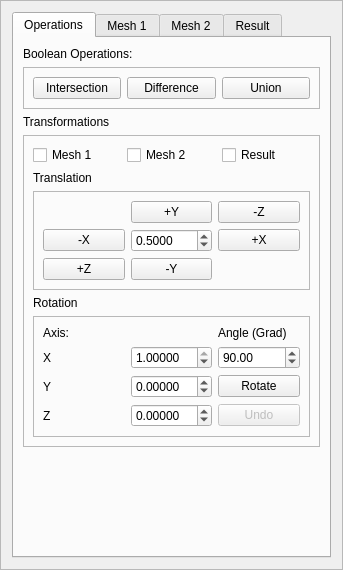
The window that igl/gui/booleansmanager.ui (alemuntoni/HeightFieldDecomposition) describes before a commit, drawn with Qt 5.
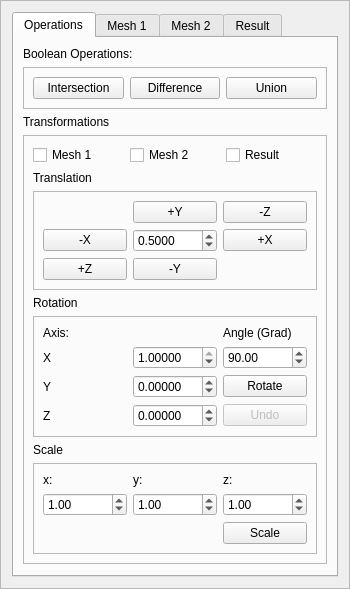
The same window after the commit. The open tabs and pages were chosen to show the change.

Patch:
```diff
--- a/igl/gui/booleansmanager.ui
+++ b/igl/gui/booleansmanager.ui
@@ -137,6 +137,13 @@
             </layout>
            </widget>
           </item>
+          <item row="5" column="0">
+           <widget class="QLabel" name="label_19">
+            <property name="text">
+             <string>Scale</string>
+            </property>
+           </widget>
+          </item>
           <item row="3" column="0">
            <widget class="QLabel" name="label_6">
             <property name="text">
@@ -272,6 +279,76 @@
             </layout>
            </widget>
           </item>
+          <item row="6" column="0" colspan="3">
+           <widget class="QFrame" name="frame_7">
+            <property name="frameShape">
+             <enum>QFrame::StyledPanel</enum>
+            </property>
+            <property name="frameShadow">
+             <enum>QFrame::Raised</enum>
+            </property>
+            <layout class="QGridLayout" name="gridLayout_18">
+             <item row="1" column="2">
+              <widget class="QDoubleSpinBox" name="scaleZSpinBox">
+               <property name="maximum">
+                <double>1000000.000000000000000</double>
+               </property>
+               <property name="value">
+                <double>1.000000000000000</double>
+               </property>
+              </widget>
+             </item>
+             <item row="0" column="0">
+              <widget class="QLabel" name="label_20">
+               <property name="text">
+                <string>x:</string>
+               </property>
+              </widget>
+             </item>
+             <item row="0" column="1">
+              <widget class="QLabel" name="label_21">
+               <property name="text">
+                <string>y:</string>
+               </property>
+              </widget>
+             </item>
+             <item row="0" column="2">
+              <widget class="QLabel" name="label_22">
+               <property name="text">
+                <string>z:</string>
+               </property>
+              </widget>
+             </item>
+             <item row="1" column="0">
+              <widget class="QDoubleSpinBox" name="scaleXSpinBox">
+               <property name="maximum">
+                <double>100000.000000000000000</double>
+               </property>
+               <property name="value">
+                <double>1.000000000000000</double>
+               </property>
+              </widget>
+             </item>
+             <item row="1" column="1">
+              <widget class="QDoubleSpinBox" name="scaleYSpinBox">
+               <property name="maximum">
+                <double>100000.000000000000000</double>
+               </property>
+               <property name="value">
+                <double>1.000000000000000</double>
+               </property>
+              </widget>
+             </item>
+             <item row="2" column="2">
+              <widget class="QPushButton" name="scalePushButton">
+               <property name="text">
+                <string>Scale</string>
+               </property>
+              </widget>
+             </item>
+            </layout>
+           </widget>
+          </item>
          </layout>
         </widget>
        </item>
```
Left out of the diff: 2 changed lines with no effect on the pictures.
